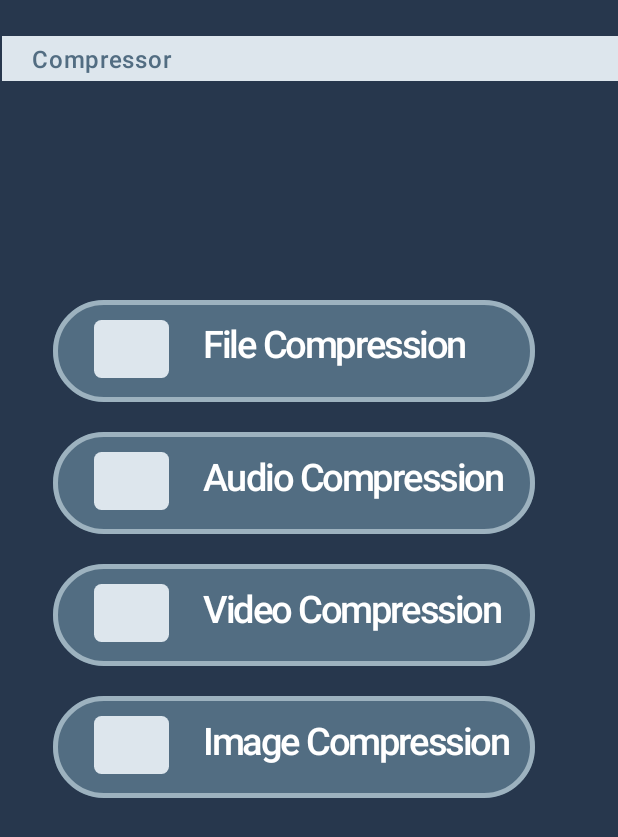
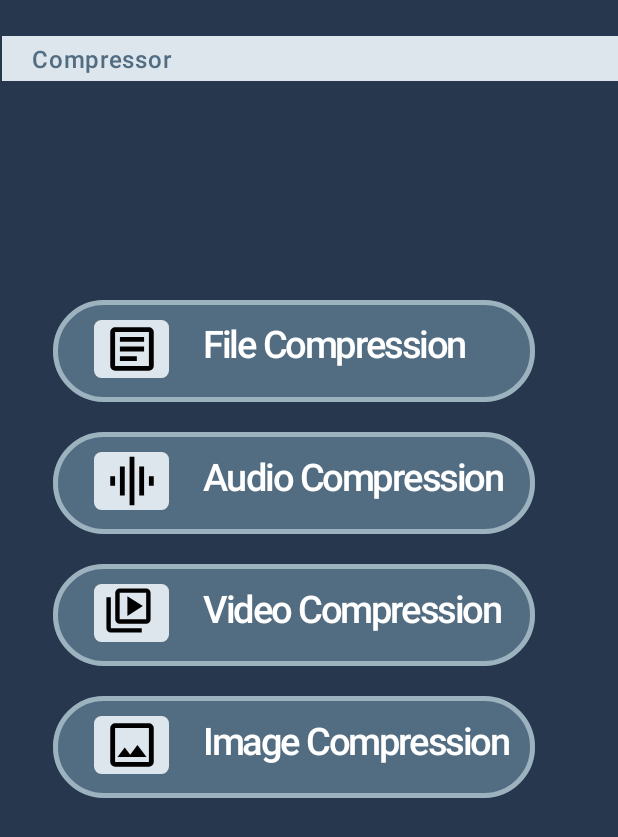
Before and after one commit to trueharmonyalan/fileco, an Android app built with Jetpack Compose: the screen it shows after launch (MainActivity), on a phone screen of 412 x 824 dp. Shown: the top 837 px of the screen. Run offline under Robolectric (Android 15) with nearby library versions, the phone set to English and light mode, and no system bars.

Commit message:
Icon for each rounded rectangle is set and fixed all waring

```diff
--- a/app/src/main/java/com/example/fileco/MainActivity.kt
+++ b/app/src/main/java/com/example/fileco/MainActivity.kt
@@ -3,38 +3,40 @@ package com.example.fileco
 import android.annotation.SuppressLint
 import android.os.Bundle
 import androidx.activity.ComponentActivity
-import androidx.activity.R
+
 import androidx.activity.compose.setContent
+import androidx.compose.foundation.Image
+
 import androidx.compose.foundation.background
 import androidx.compose.foundation.border
-import androidx.compose.foundation.layout.Arrangement
+
 import androidx.compose.foundation.layout.Box
 import androidx.compose.foundation.layout.Column
 import androidx.compose.foundation.layout.Row
-import androidx.compose.foundation.layout.absoluteOffset
-import androidx.compose.foundation.layout.fillMaxHeight
+
 import androidx.compose.foundation.layout.fillMaxSize
 import androidx.compose.foundation.layout.fillMaxWidth
 import androidx.compose.foundation.layout.height
 import androidx.compose.foundation.layout.offset
 import androidx.compose.foundation.layout.padding
 import androidx.compose.foundation.layout.size
+
 import androidx.compose.foundation.layout.width
 import androidx.compose.foundation.shape.RoundedCornerShape
-import androidx.compose.material3.MaterialTheme
-import androidx.compose.material3.Surface
+
 import androidx.compose.material3.Text
 import androidx.compose.runtime.Composable
 import androidx.compose.ui.Alignment
 import androidx.compose.ui.Modifier
 import androidx.compose.ui.graphics.Color
+import androidx.compose.ui.res.painterResource
+
 import androidx.compose.ui.text.font.FontFamily
 import androidx.compose.ui.text.font.FontWeight
 import androidx.compose.ui.tooling.preview.Preview
 import androidx.compose.ui.unit.dp
 import androidx.compose.ui.unit.sp
 import com.example.fileco.ui.theme.FilecoTheme
-
 class MainActivity : ComponentActivity() {
     override fun onCreate(savedInstanceState: Bundle?) {
         super.onCreate(savedInstanceState)
@@ -73,7 +75,6 @@ fun HomeUi() {
         ){
 
 
-
             Text(
                 text = "Compressor",
                 color = fontColor,
@@ -96,7 +97,8 @@ fun HomeUi() {
 
 @Composable
 fun CustomButton() {
-    val ButtonStorkeColor = Color(0xFF9DB2BF)
+    val buttonStrokeColor = Color(0xFF9DB2BF)
+
 
     Column(
         horizontalAlignment = Alignment.End,
@@ -122,7 +124,7 @@ fun CustomButton() {
                         color = Color(android.graphics.Color.parseColor("#526D82")),
                         shape = RoundedCornerShape(60.dp)
                     )
-                    .border(3.dp, color = ButtonStorkeColor, shape = RoundedCornerShape(60.dp))
+                    .border(3.dp, color = buttonStrokeColor, shape = RoundedCornerShape(60.dp))
 
 
 
@@ -137,7 +139,7 @@ fun CustomButton() {
                     text ="File Compression",
                     fontSize = 25.sp,
                     color = Color.White,
-                    letterSpacing = -1.sp,
+                    letterSpacing = (-1).sp,
                     fontWeight = FontWeight.Medium,
 
 
@@ -146,13 +148,14 @@ fun CustomButton() {
                     //logo for file compression
                 Column(
                     modifier = Modifier
-                        .offset(x=27.dp,y=-16.dp)
+                        .offset(x=27.dp,y= (-16).dp)
                 ) {
                     Column(
                         modifier = Modifier
                             .width(50.dp)
                             .height(50.dp)
-                            .background( color = Color(android.graphics.Color.parseColor("#DDE6ED")),
+                            .background(
+                                color = Color(android.graphics.Color.parseColor("#DDE6ED")),
                                 shape = RoundedCornerShape(5.dp)
                             )
 
@@ -162,6 +165,16 @@ fun CustomButton() {
 
 
                     ){
+
+                        // Logo Implemented in Rounded Rectangle for file compression
+                        Image(painter = painterResource(id = R.drawable.article_fill0_wght400_grad0_opsz24),
+                            contentDescription = "Image of Image compression",
+                            modifier = Modifier
+                                .offset(x=5.dp, y = (0).dp)
+                                .size(40.dp)
+
+                        )
+
 
                     }
 
@@ -189,7 +202,7 @@ fun CustomButton() {
                         color = Color(android.graphics.Color.parseColor("#526D82")),
                         shape = RoundedCornerShape(60.dp)
                     )
-                    .border(3.dp, color = ButtonStorkeColor, shape = RoundedCornerShape(60.dp))
+                    .border(3.dp, color = buttonStrokeColor, shape = RoundedCornerShape(60.dp))
 
 
             ){
@@ -197,7 +210,7 @@ fun CustomButton() {
                     text ="Audio Compression",
                     fontSize = 25.sp,
                     color = Color.White,
-                    letterSpacing = -1.sp,
+                    letterSpacing = (-1).sp,
                     fontWeight = FontWeight.Medium,
 
                     modifier = Modifier
@@ -207,13 +220,14 @@ fun CustomButton() {
                 //logo for Audio Compression
                 Column(
                     modifier = Modifier
-                        .offset(x=27.dp,y=-16.dp)
+                        .offset(x=27.dp,y= (-16).dp)
                 ) {
                     Column(
                         modifier = Modifier
                             .width(50.dp)
                             .height(50.dp)
-                            .background( color = Color(android.graphics.Color.parseColor("#DDE6ED")),
+                            .background(
+                                color = Color(android.graphics.Color.parseColor("#DDE6ED")),
                                 shape = RoundedCornerShape(5.dp)
                             )
 
@@ -223,6 +237,15 @@ fun CustomButton() {
 
 
                     ){
+                        // Logo Implemented in Rounded Rectangle for Audio Compression
+                        Image(painter = painterResource(id = R.drawable.graphic_eq_fill0_wght400_grad0_opsz24),
+                            contentDescription = "Image of Image compression",
+                            modifier = Modifier
+                                .offset(x=5.dp, y = (0).dp)
+                                .size(40.dp)
+
+                        )
+
 
                     }
 
@@ -250,7 +273,7 @@ fun CustomButton() {
                         color = Color(android.graphics.Color.parseColor("#526D82")),
                         shape = RoundedCornerShape(60.dp)
                     )
-                    .border(3.dp, color = ButtonStorkeColor, shape = RoundedCornerShape(60.dp))
+                    .border(3.dp, color = buttonStrokeColor, shape = RoundedCornerShape(60.dp))
 
 
             ){
@@ -258,7 +281,7 @@ fun CustomButton() {
                     text ="Video Compression",
                     fontSize = 25.sp,
                     color = Color.White,
-                    letterSpacing = -1.sp,
+                    letterSpacing = (-1).sp,
                     fontWeight = FontWeight.Medium,
 
                     modifier = Modifier
@@ -268,13 +291,14 @@ fun CustomButton() {
                 //logo for Video Compression
                 Column(
                     modifier = Modifier
-                        .offset(x=27.dp,y=-16.dp)
+                        .offset(x=27.dp,y= (-16).dp)
                 ) {
                     Column(
                         modifier = Modifier
                             .width(50.dp)
                             .height(50.dp)
-                            .background( color = Color(android.graphics.Color.parseColor("#DDE6ED")),
+                            .background(
+                                color = Color(android.graphics.Color.parseColor("#DDE6ED")),
                                 shape = RoundedCornerShape(5.dp)
                             )
 
@@ -284,6 +308,14 @@ fun CustomButton() {
 
 
                     ){
+                        // Logo Implemented in Rounded Rectangle for Video Compression
+                        Image(painter = painterResource(id = R.drawable.video_library_fill0_wght400_grad0_opsz24),
+                            contentDescription = "Image of Image compression",
+                            modifier = Modifier
+                                .offset(x = 5.dp, y = (0).dp)
+                                .size(35.dp)
+
+                        )
 
                     }
 
@@ -310,7 +342,7 @@ fun CustomButton() {
                         color = Color(android.graphics.Color.parseColor("#526D82")),
                         shape = RoundedCornerShape(60.dp)
                     )
-                    .border(3.dp, color = ButtonStorkeColor, shape = RoundedCornerShape(60.dp))
+                    .border(3.dp, color = buttonStrokeColor, shape = RoundedCornerShape(60.dp))
 
 
             ){
@@ -318,7 +350,7 @@ fun CustomButton() {
                     text ="Image Compression",
                     fontSize = 25.sp,
                     color = Color.White,
-                    letterSpacing = -1.sp,
+                    letterSpacing = (-1).sp,
                     fontWeight = FontWeight.Medium,
 
                     modifier = Modifier
@@ -328,13 +360,14 @@ fun CustomButton() {
                 //logo for Image Compression
                 Column(
                     modifier = Modifier
-                        .offset(x=27.dp,y=-16.dp)
+                        .offset(x=27.dp,y= (-16).dp)
                 ) {
                     Column(
                         modifier = Modifier
                             .width(50.dp)
                             .height(50.dp)
-                            .background( color = Color(android.graphics.Color.parseColor("#DDE6ED")),
+                            .background(
+                                color = Color(android.graphics.Color.parseColor("#DDE6ED")),
                                 shape = RoundedCornerShape(5.dp)
                             )
 
@@ -344,6 +377,14 @@ fun CustomButton() {
 
 
                     ){
+                        // Logo Implemented in Rounded Rectangle for Image Compression
+                            Image(painter = painterResource(id = R.drawable.image_fill0_wght400_grad0_opsz24),
+                                contentDescription = "Image of Image compression",
+                                modifier = Modifier
+                                    .offset(x = 5.dp, y = (0).dp)
+                                    .size(40.dp)
+
+                            )
 
                     }
 
@@ -358,9 +399,14 @@ fun CustomButton() {
 
 }
 
+
 @Preview
 @Composable
-private fun buttonPrev() {
-    CustomButton()
+ fun ButtonPrev(
+) {
+     Column(modifier = Modifier.fillMaxSize()) {
+         CustomButton()
+     }
+
 
 }
--- /dev/null
+++ b/app/src/main/res/drawable/article_fill0_wght400_grad0_opsz24.xml
@@ -0,0 +1,9 @@
+<vector xmlns:android="http://schemas.android.com/apk/res/android"
+    android:width="24dp"
+    android:height="24dp"
+    android:viewportWidth="960"
+    android:viewportHeight="960">
+  <path
+      android:fillColor="#FF000000"
+      android:pathData="M280,680h280v-80L280,600v80ZM280,520h400v-80L280,440v80ZM280,360h400v-80L280,280v80ZM200,840q-33,0 -56.5,-23.5T120,760v-560q0,-33 23.5,-56.5T200,120h560q33,0 56.5,23.5T840,200v560q0,33 -23.5,56.5T760,840L200,840ZM200,760h560v-560L200,200v560ZM200,200v560,-560Z"/>
+</vector>
--- /dev/null
+++ b/app/src/main/res/drawable/graphic_eq_fill0_wght400_grad0_opsz24.xml
@@ -0,0 +1,9 @@
+<vector xmlns:android="http://schemas.android.com/apk/res/android"
+    android:width="24dp"
+    android:height="24dp"
+    android:viewportWidth="960"
+    android:viewportHeight="960">
+  <path
+      android:fillColor="#FF000000"
+      android:pathData="M280,720v-480h80v480h-80ZM440,880v-800h80v800h-80ZM120,560v-160h80v160h-80ZM600,720v-480h80v480h-80ZM760,560v-160h80v160h-80Z"/>
+</vector>
--- /dev/null
+++ b/app/src/main/res/drawable/image_fill0_wght400_grad0_opsz24.xml
@@ -0,0 +1,9 @@
+<vector xmlns:android="http://schemas.android.com/apk/res/android"
+    android:width="24dp"
+    android:height="24dp"
+    android:viewportWidth="960"
+    android:viewportHeight="960">
+  <path
+      android:fillColor="#FF000000"
+      android:pathData="M200,840q-33,0 -56.5,-23.5T120,760v-560q0,-33 23.5,-56.5T200,120h560q33,0 56.5,23.5T840,200v560q0,33 -23.5,56.5T760,840L200,840ZM200,760h560v-560L200,200v560ZM240,680h480L570,480 450,640l-90,-120 -120,160ZM200,760v-560,560Z"/>
+</vector>
--- /dev/null
+++ b/app/src/main/res/drawable/picture_as_pdf_fill0_wght400_grad0_opsz24.xml
@@ -0,0 +1,9 @@
+<vector xmlns:android="http://schemas.android.com/apk/res/android"
+    android:width="24dp"
+    android:height="24dp"
+    android:viewportWidth="960"
+    android:viewportHeight="960">
+  <path
+      android:fillColor="#FF000000"
+      android:pathData="M360,500h40v-80h40q17,0 28.5,-11.5T480,380v-40q0,-17 -11.5,-28.5T440,300h-80v200ZM400,380v-40h40v40h-40ZM520,500h80q17,0 28.5,-11.5T640,460v-120q0,-17 -11.5,-28.5T600,300h-80v200ZM560,460v-120h40v120h-40ZM680,500h40v-80h40v-40h-40v-40h40v-40h-80v200ZM320,720q-33,0 -56.5,-23.5T240,640v-480q0,-33 23.5,-56.5T320,80h480q33,0 56.5,23.5T880,160v480q0,33 -23.5,56.5T800,720L320,720ZM320,640h480v-480L320,160v480ZM160,880q-33,0 -56.5,-23.5T80,800v-560h80v560h560v80L160,880ZM320,160v480,-480Z"/>
+</vector>
--- /dev/null
+++ b/app/src/main/res/drawable/video_library_fill0_wght400_grad0_opsz24.xml
@@ -0,0 +1,9 @@
+<vector xmlns:android="http://schemas.android.com/apk/res/android"
+    android:width="24dp"
+    android:height="24dp"
+    android:viewportWidth="960"
+    android:viewportHeight="960">
+  <path
+      android:fillColor="#FF000000"
+      android:pathData="m460,580 l280,-180 -280,-180v360ZM320,720q-33,0 -56.5,-23.5T240,640v-480q0,-33 23.5,-56.5T320,80h480q33,0 56.5,23.5T880,160v480q0,33 -23.5,56.5T800,720L320,720ZM320,640h480v-480L320,160v480ZM160,880q-33,0 -56.5,-23.5T80,800v-560h80v560h560v80L160,880ZM320,160v480,-480Z"/>
+</vector>
```
